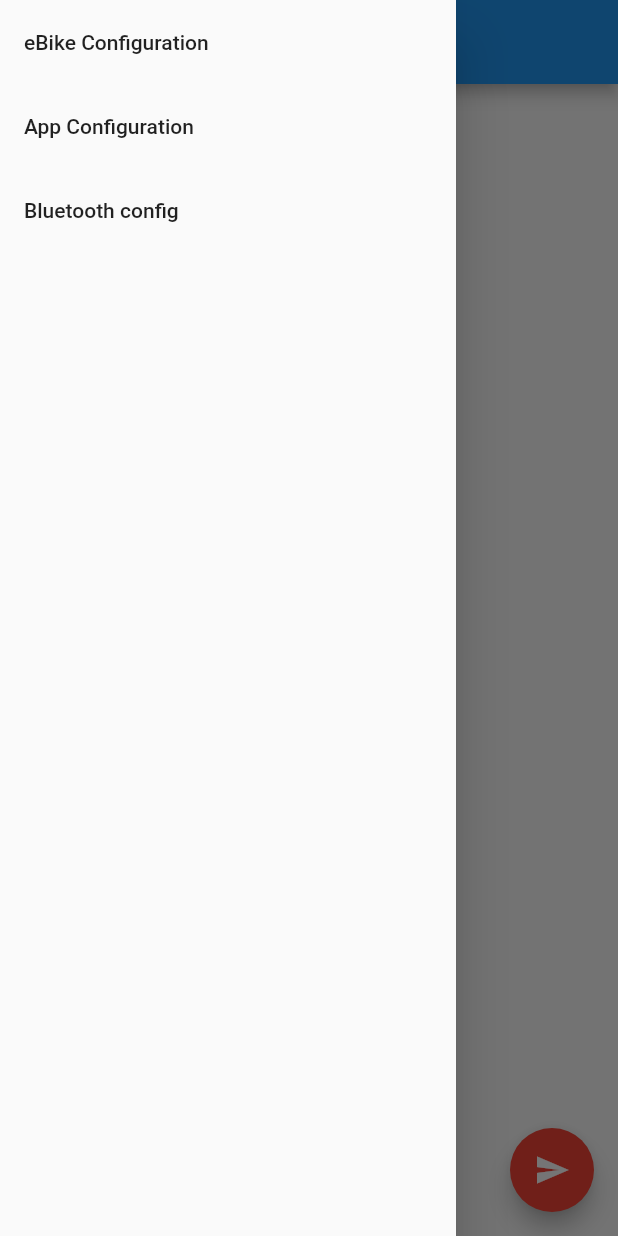
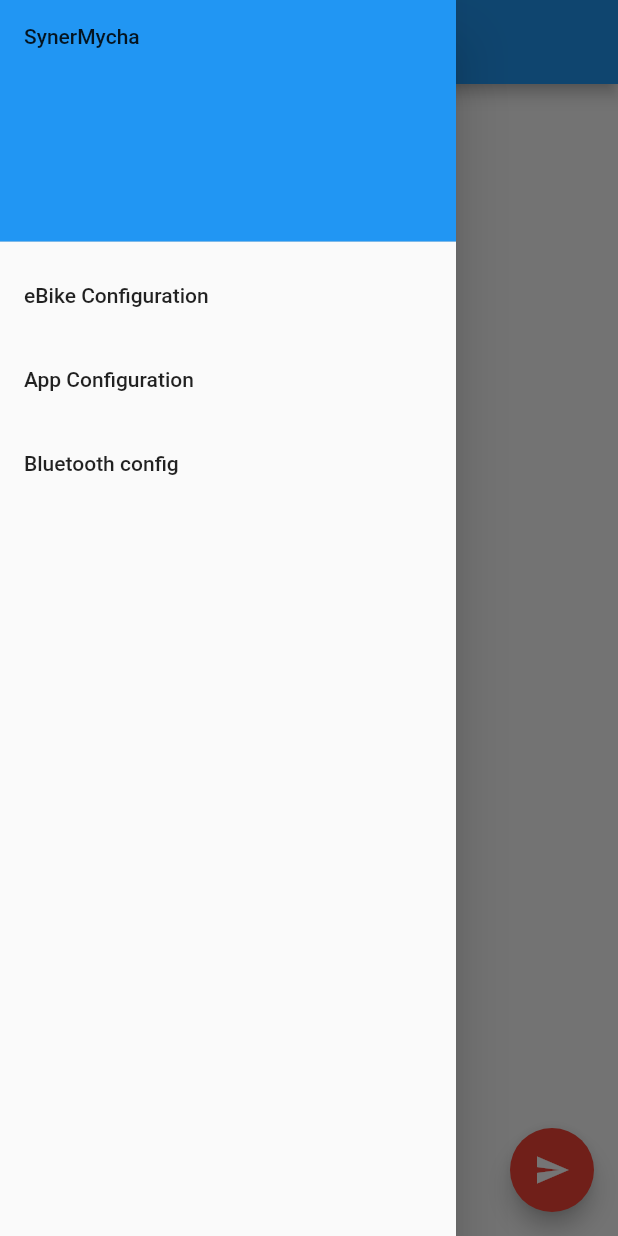
Before and after one commit to synergia/synermycha-app-mobile, a Flutter app: the screen it shows after launch, with the side drawer open, on a phone screen of 412 x 824 dp. Run offline on Flutter 3.47's test engine with Material 2 defaults, Android fonts, the phone set to English and light mode, and no system bars; our stand-ins replace flutter_blue, numberpicker, shared_preferences.

Commit message:
move drawer to separate file

```diff
--- /dev/null
+++ b/lib/drawer.dart
@@ -0,0 +1,77 @@
+import 'package:flutter/material.dart';
+
+import "config.dart";
+import "bluetoothConfig.dart";
+
+
+class WidgetDrawer extends StatelessWidget {
+  @override
+  Widget build(BuildContext context) {
+    return Container(
+      child: ListView(
+          // Important: Remove any padding from the ListView.
+          padding: EdgeInsets.zero,
+          children: <Widget>[
+            DrawerHeader(
+              child: Text('SynerMycha'),
+              decoration: BoxDecoration(
+                color: Colors.blue,
+              ),
+            ),
+            ListTile(
+              title: Text('eBike Configuration'),
+              onTap: () {
+                Navigator.pop(context);
+                Navigator.push(
+                  context,
+                  MaterialPageRoute(
+                      builder: (context) =>
+                          EBikeConfigurationMenu(title: "eBike Configuration")),
+                );
+              },
+            ),
+            ListTile(
+              title: Text('App Configuration'),
+              onTap: () {
+                Navigator.pop(context);
+                Navigator.push(
+                  context,
+                  MaterialPageRoute(
+                      builder: (context) => AppConfigurationMenu()),
+                );
+              },
+            ),
+            ListTile(
+              title: Text('Bluetooth config'),
+              onTap: () {
+                Navigator.pop(context);
+                Navigator.push(
+                  context,
+                  MaterialPageRoute(builder: (context) => FindDevicesScreen()),
+                );
+              },
+            ),
+          ],
+        ),
+    );
+  }
+}
+
+class AppConfigurationMenu extends StatelessWidget {
+  @override
+  Widget build(BuildContext context) {
+    return Scaffold(
+      appBar: AppBar(
+        title: Text("AppConfigurationMenu"),
+      ),
+      body: Center(
+        child: RaisedButton(
+          onPressed: () {
+            Navigator.pop(context);
+          },
+          child: Text('Go back!'),
+        ),
+      ),
+    );
+  }
+}
--- a/lib/main.dart
+++ b/lib/main.dart
@@ -10,6 +10,7 @@ import 'bluetoothManager.dart';
 import 'connectionIndicator.dart';
 import "config.dart";
 import "bluetoothConfig.dart";
+import 'drawer.dart';
 
 void main() {
   runApp(MultiProvider(
@@ -44,51 +45,7 @@ class HomeScreen extends StatelessWidget {
         // Add a ListView to the drawer. This ensures the user can scroll
         // through the options in the drawer if there isn't enough vertical
         // space to fit everything.
-        child: ListView(
-          // Important: Remove any padding from the ListView.
-          padding: EdgeInsets.zero,
-          children: <Widget>[
-            // DrawerHeader(
-            //   child: Text('eBike App'),
-            //   decoration: BoxDecoration(
-            //     color: Colors.blue,
-            //   ),
-            // ),
-            ListTile(
-              title: Text('eBike Configuration'),
-              onTap: () {
-                Navigator.pop(context);
-                Navigator.push(
-                  context,
-                  MaterialPageRoute(
-                      builder: (context) =>
-                          EBikeConfigurationMenu(title: "eBike Configuration")),
-                );
-              },
-            ),
-            ListTile(
-              title: Text('App Configuration'),
-              onTap: () {
-                Navigator.pop(context);
-                Navigator.push(
-                  context,
-                  MaterialPageRoute(
-                      builder: (context) => AppConfigurationMenu()),
-                );
-              },
-            ),
-            ListTile(
-              title: Text('Bluetooth config'),
-              onTap: () {
-                Navigator.pop(context);
-                Navigator.push(
-                  context,
-                  MaterialPageRoute(builder: (context) => FindDevicesScreen()),
-                );
-              },
-            ),
-          ],
-        ),
+        child: WidgetDrawer(),
       ),
     );
   }
--- a/pubspec.yaml
+++ b/pubspec.yaml
@@ -24,7 +24,7 @@ dependencies:
   flutter:
     sdk: flutter
 
-  flutter_blue: ^0.7.2
+  flutter_blue: ^0.7.3
   numberpicker: 1.2.0
   shared_preferences: '>=0.5.8 <2.0.0'
   provider: ^4.3.1
```
